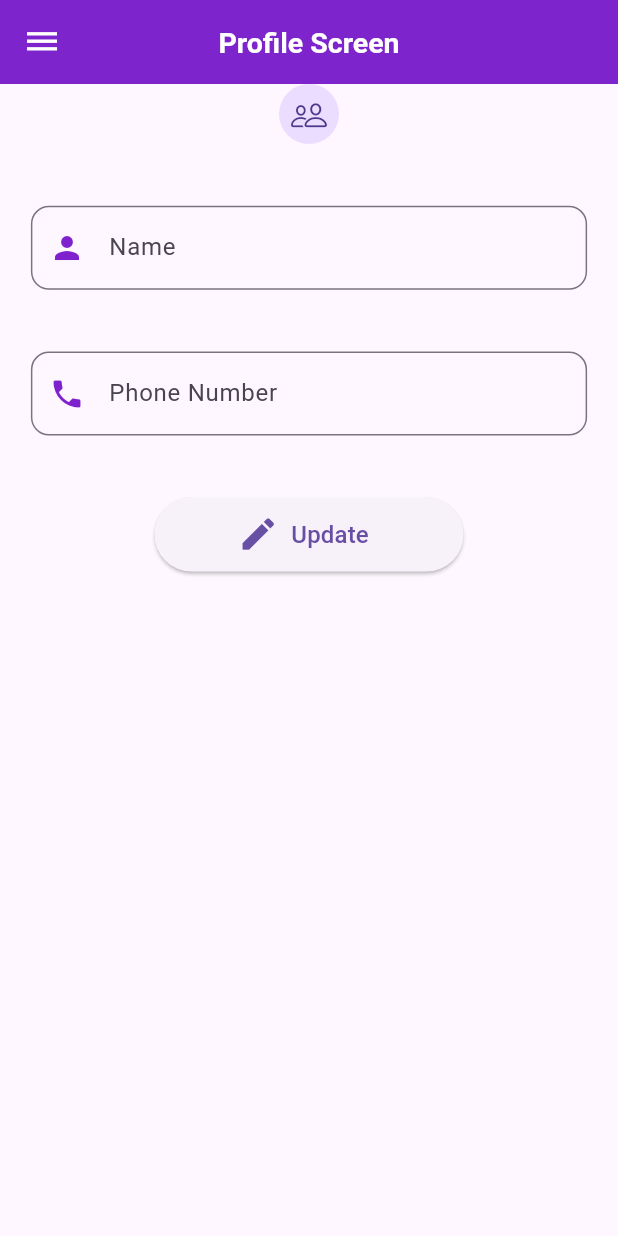
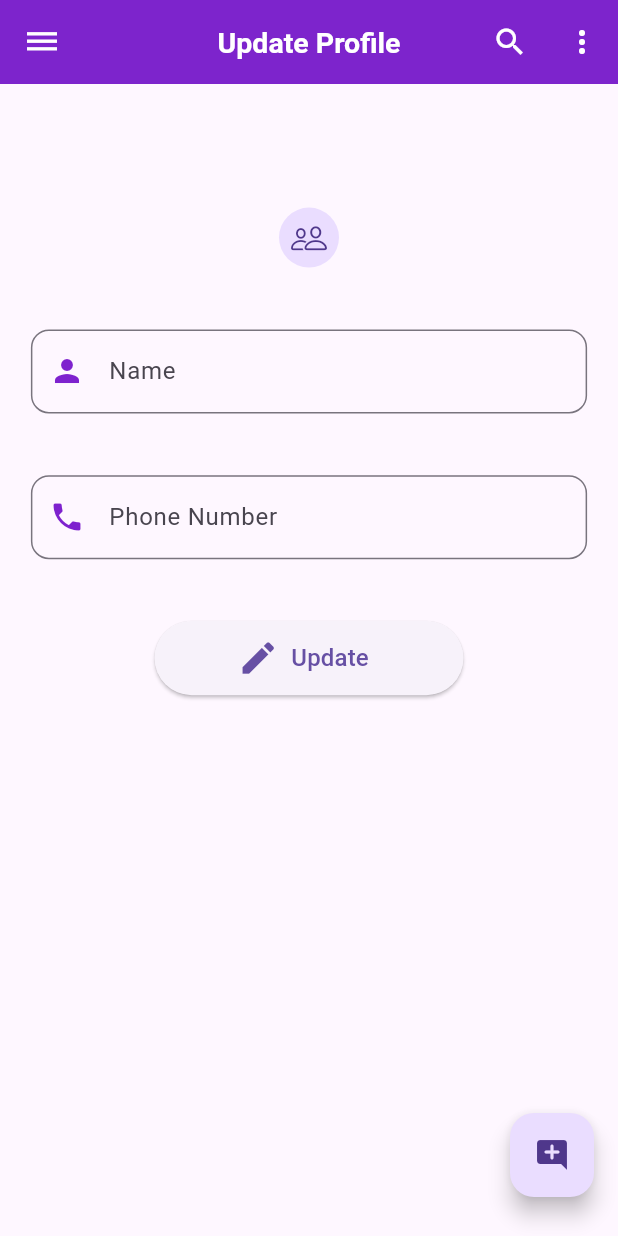
Before and after one commit to AneeqaWaheed/Alpha, a Flutter app: the ProfileUpdate screen opened by its route, after a tap on "Update", on a phone screen of 412 x 824 dp. Run offline on Flutter 3.47's test engine with Material 3 defaults, Android fonts, the phone set to English and light mode, and no system bars; our stand-ins replace cached_network_image, get, intl_phone_number_input.

```diff
--- a/alpha/lib/screens/update_profile.dart
+++ b/alpha/lib/screens/update_profile.dart
@@ -20,33 +20,29 @@ class _ProfileUpdateState extends State<ProfileUpdate> {
   @override
   Widget build(BuildContext context) {
     return CustomTheme(
+      title: 'Update Profile',
       child: Scaffold(
-        appBar: AppBar(
-          leading: Builder(
-            builder: (BuildContext context) {
-              return IconButton(
-                onPressed: () {
-                  Scaffold.of(context).openDrawer();
-                },
-                icon: const Icon(Icons.dehaze),
-              );
-            },
+        floatingActionButton: Padding(
+          padding: const EdgeInsets.only(bottom: 10),
+          child: FloatingActionButton(
+            onPressed: () {},
+            child: const Icon(Icons.add_comment_rounded),
           ),
-          title: const Text('Profile Screen'),
-          centerTitle: true,
         ),
         body: Padding(
-          padding: EdgeInsets.symmetric(horizontal: mq.width * .05),
+          padding: EdgeInsets.symmetric(horizontal: mq.width * 0.05),
+          child: Container(
+            margin: EdgeInsets.only(top: mq.height * 0.1),
             child: Column(
               children: [
                 if (widget.user != null && widget.user.image != null)
                   Stack(
                     children: [
                       ClipRRect(
-                      borderRadius: BorderRadius.circular(mq.height * .1),
+                        borderRadius: BorderRadius.circular(mq.height * 0.1),
                         child: CachedNetworkImage(
-                        width: mq.height * .055,
-                        height: mq.height * .055,
+                          width: mq.height * 0.055,
+                          height: mq.height * 0.055,
                           imageUrl: widget.user.image,
                           errorWidget: (context, url, error) =>
                               const CircleAvatar(
@@ -54,22 +50,23 @@ class _ProfileUpdateState extends State<ProfileUpdate> {
                           ),
                         ),
                       ),
-                    //edit image button
-
+                      // edit image button
                       Positioned(
                         child: MaterialButton(
                           elevation: 1,
                           onPressed: () {},
                           shape: const CircleBorder(),
                           color: Colors.white,
-                      child: const Icon(Icons.edit, color: Color(0xFF7E22CE)),
-                    ))
+                          child:
+                              const Icon(Icons.edit, color: Color(0xFF7E22CE)),
+                        ),
+                      ),
                     ],
                   ),
                 if (widget.user == null || widget.user.image == null)
                   // Placeholder or default avatar when user or user image is null
                   CircleAvatar(child: Icon(CupertinoIcons.person_2)),
-              SizedBox(height: mq.height * .05),
+                SizedBox(height: mq.height * 0.05),
                 TextFormField(
                   initialValue: widget.user?.name ?? '',
                   decoration: InputDecoration(
@@ -82,13 +79,14 @@ class _ProfileUpdateState extends State<ProfileUpdate> {
                     label: const Text('Name'),
                   ),
                 ),
-              SizedBox(height: mq.height * .05),
+                SizedBox(height: mq.height * 0.05),
                 TextFormField(
                   initialValue: widget.user?.number ?? '',
                   keyboardType: TextInputType.phone,
                   inputFormatters: [FilteringTextInputFormatter.digitsOnly],
                   decoration: InputDecoration(
-                  prefixIcon: const Icon(Icons.phone, color: Color(0xFF7E22CE)),
+                    prefixIcon:
+                        const Icon(Icons.phone, color: Color(0xFF7E22CE)),
                     border: OutlineInputBorder(
                       borderRadius: BorderRadius.circular(12),
                     ),
@@ -96,13 +94,16 @@ class _ProfileUpdateState extends State<ProfileUpdate> {
                     label: const Text('Phone Number'),
                   ),
                 ),
-              //Update Profile Button
-              SizedBox(height: mq.height * .05),
+                // Update Profile Button
+                SizedBox(height: mq.height * 0.05),
                 ElevatedButton.icon(
                   style: ElevatedButton.styleFrom(
                     shape: const StadiumBorder(),
-                    minimumSize: Size(mq.width * .5, mq.height * .06)),
-                onPressed: () {},
+                    minimumSize: Size(mq.width * 0.5, mq.height * 0.06),
+                  ),
+                  onPressed: () {
+                    _showbottomsheet();
+                  },
                   icon: const Icon(Icons.edit, size: 28),
                   label: const Text(
                     'Update',
@@ -112,8 +113,50 @@ class _ProfileUpdateState extends State<ProfileUpdate> {
               ],
             ),
           ),
+        ),
         drawer: ProfileDrawer(userName: "Aneeqa Waheed"),
       ),
     );
   }
+
+  void _showbottomsheet() {
+    showBottomSheet(
+        context: context,
+        shape: RoundedRectangleBorder(
+            borderRadius: BorderRadius.only(
+                topLeft: Radius.circular(20), topRight: Radius.circular(20))),
+        builder: (_) {
+          return ListView(
+            shrinkWrap: true,
+            padding:
+                EdgeInsets.only(top: mq.height * .03, bottom: mq.height * .05),
+            children: [
+              Text(
+                'Pick Profile Picture',
+                textAlign: TextAlign.center,
+                style: TextStyle(fontSize: 20, fontWeight: FontWeight.w500),
+              ),
+              Row(
+                mainAxisAlignment: MainAxisAlignment.spaceEvenly,
+                children: [
+                  ElevatedButton(
+                      style: ElevatedButton.styleFrom(
+                          backgroundColor: Colors.white,
+                          shape: const CircleBorder(),
+                          fixedSize: Size(mq.width * .3, mq.height * .15)),
+                      onPressed: () {},
+                      child: Image.asset('images/add-image.png')),
+                  ElevatedButton(
+                      style: ElevatedButton.styleFrom(
+                          backgroundColor: Colors.white,
+                          shape: const CircleBorder(),
+                          fixedSize: Size(mq.width * .3, mq.height * .15)),
+                      onPressed: () {},
+                      child: Image.asset('images/camera.png')),
+                ],
+              ),
+            ],
+          );
+        });
   }
+}
--- a/alpha/lib/widgets/CustomTheme.dart
+++ b/alpha/lib/widgets/CustomTheme.dart
@@ -3,16 +3,22 @@ import 'package:flutter/material.dart';
 class CustomTheme extends StatelessWidget {
   final Widget child;
   final bool applyTheme;
+  final String title;
 
-  const CustomTheme({Key? key, required this.child, this.applyTheme = true})
-      : super(key: key);
+  const CustomTheme({
+    Key? key,
+    required this.child,
+    this.applyTheme = true,
+    required this.title,
+  }) : super(key: key);
 
   @override
   Widget build(BuildContext context) {
     return applyTheme
-        ? Theme(
+        ? Builder(
+            builder: (BuildContext scaffoldContext) {
+              return Theme(
                 data: ThemeData(
-              // Your theme data
                   appBarTheme: AppBarTheme(
                     centerTitle: true,
                     elevation: 1,
@@ -20,12 +26,37 @@ class CustomTheme extends StatelessWidget {
                     titleTextStyle: TextStyle(
                       color: Colors.white,
                       fontWeight: FontWeight.bold,
-                    fontSize: 19),
+                      fontSize: 19,
+                    ),
                     backgroundColor: Color(0xFF7E22CE),
                   ),
                   useMaterial3: true,
                 ),
-            child: child,
+                child: Scaffold(
+                  appBar: AppBar(
+                    title: Text(title),
+                    leading: Builder(
+                      builder: (BuildContext context) {
+                        return IconButton(
+                          onPressed: () {
+                            Scaffold.of(scaffoldContext).openDrawer();
+                          },
+                          icon: const Icon(Icons.dehaze),
+                        );
+                      },
+                    ),
+                    // Add the actions here if needed
+                    actions: [
+                      IconButton(
+                          onPressed: () {}, icon: const Icon(Icons.search)),
+                      IconButton(
+                          onPressed: () {}, icon: const Icon(Icons.more_vert)),
+                    ],
+                  ),
+                  body: child,
+                ),
+              );
+            },
           )
         : child;
   }
--- a/alpha/lib/widgets/chat_user_card.dart
+++ b/alpha/lib/widgets/chat_user_card.dart
@@ -1,6 +1,5 @@
 import 'package:flutter/cupertino.dart';
 import 'package:flutter/material.dart';
-import 'package:get/get.dart';
 
 import '../main.dart';
 
--- a/alpha/lib/widgets/profileDrawer.dart
+++ b/alpha/lib/widgets/profileDrawer.dart
@@ -49,8 +49,7 @@ class ProfileDrawer extends StatelessWidget {
               ),
             ),
             onTap: () {
-              // Handle Home button press in the drawer
-              Navigator.pop(context); // Close the drawer
+              Get.toNamed(RoutesClass.getHomeRoute());
             },
           ),
           ListTile(
```
Also changed, not shown: alpha/lib/screens/home_screen.dart (+3 -16 lines), alpha/lib/screens/profile_screen.dart (+1 -14 lines), alpha/images/add-image.png (added), alpha/images/camera.png (added). Lines whose indentation alone changed are shown as unchanged.
